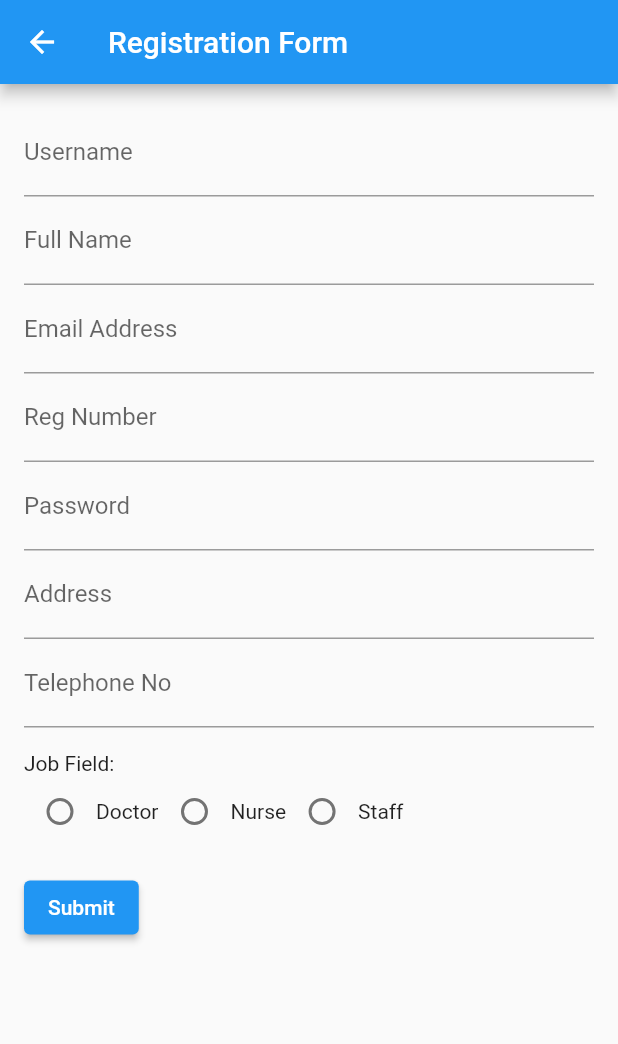
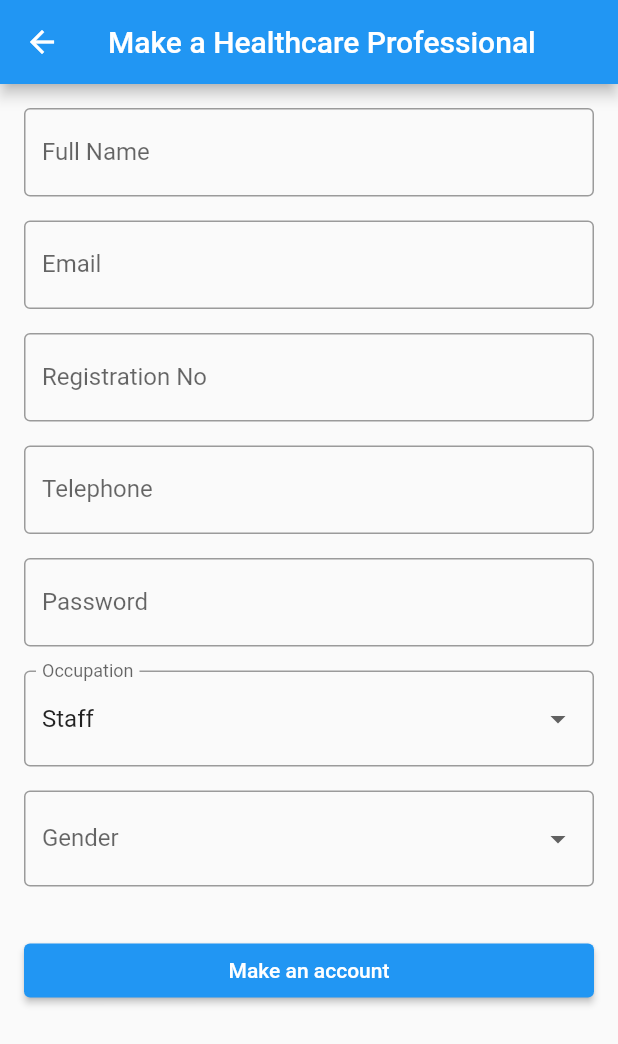
Before and after one commit to RealHack-4-0/Coding-Blinders, a Flutter app: the RegistrationForm screen opened directly, on a phone screen of 412 x 824 dp. Shown: the top 1044 px of the screen. Run offline on Flutter 3.47's test engine with Material 2 defaults, Android fonts, the phone set to English and light mode, and no system bars; our stand-ins replace flutter_svg.

Commit message:
admin home completed

```diff
--- a/CodingBlinders/lib/screens/admin/admin_home.dart
+++ b/CodingBlinders/lib/screens/admin/admin_home.dart
@@ -1,138 +1,225 @@
 import 'package:flutter/material.dart';
+import 'package:flutter/services.dart';
+import 'package:intl/intl.dart';
+import 'dart:convert';
+import 'package:http/http.dart' as http;
 
 class RegistrationForm extends StatefulWidget {
   const RegistrationForm({Key? key}) : super(key: key);
 
   @override
-  _RegistrationFormState createState() => _RegistrationFormState();
+  State<RegistrationForm> createState() => _RegistrationFormState();
 }
 
 class _RegistrationFormState extends State<RegistrationForm> {
-  String? _jobField;
+  final _formKey = GlobalKey<FormState>();
+  String? _selectedGender,
+      _selectedOccu = 'staff',
+      fullname,
+      RegNo,
+      email,
+      telephone,
+      password,
+      occupation,
+      gender;
 
-  final _usernameController = TextEditingController();
-  final _fullNameController = TextEditingController();
-  final _emailAddressController = TextEditingController();
-  final _regNumberController = TextEditingController();
-  final _passwordController = TextEditingController();
-  final _addressController = TextEditingController();
-  final _telephoneNoController = TextEditingController();
-
-  void _submitForm() {
-    final username = _usernameController.text;
-    final fullName = _fullNameController.text;
-    final emailAddress = _emailAddressController.text;
-    final regNumber = _regNumberController.text;
-    final password = _passwordController.text;
-    final address = _addressController.text;
-    final telephoneNo = _telephoneNoController.text;
-
-    // Call your function with the collected attributes here
-    print('Username: $username');
-    print('Full Name: $fullName');
-    print('Email Address: $emailAddress');
-    print('Reg Number: $regNumber');
-    print('Password: $password');
-    print('Address: $address');
-    print('Telephone No: $telephoneNo');
-    print('Job Field: $_jobField');
-  }
+  bool _showSpecialisationField = false;
+  String? specialisation;
 
   @override
   Widget build(BuildContext context) {
     return Scaffold(
       appBar: AppBar(
-        title: Text('Registration Form'),
+        title: Text('Make a Healthcare Professional'),
       ),
-      body: SingleChildScrollView(
-        child: Padding(
-          padding: EdgeInsets.all(16),
-          child: Column(
-            crossAxisAlignment: CrossAxisAlignment.start,
+      body: Padding(
+        padding: const EdgeInsets.all(16.0),
+        child: Form(
+          key: _formKey,
+          child: ListView(
             children: [
-              TextField(
-                controller: _usernameController,
-                decoration: InputDecoration(
-                  labelText: 'Username',
-                ),
-              ),
-              TextField(
-                controller: _fullNameController,
+              TextFormField(
                 decoration: InputDecoration(
                   labelText: 'Full Name',
+                  border: OutlineInputBorder(),
                 ),
+                validator: (value) {
+                  if (value == null || value.isEmpty) {
+                    return 'Please enter a Fullname';
+                  }
+                  return null;
+                },
+                onSaved: (value) {
+                  fullname = value;
+                },
               ),
-              TextField(
-                controller: _emailAddressController,
+              SizedBox(height: 16.0),
+              TextFormField(
                 decoration: InputDecoration(
-                  labelText: 'Email Address',
+                  labelText: 'Email',
+                  border: OutlineInputBorder(),
                 ),
+                validator: (value) {
+                  if (value == null || value.isEmpty) {
+                    return 'Please enter a email';
+                  }
+                  return null;
+                },
+                onSaved: (value) {
+                  email = value;
+                },
               ),
-              TextField(
-                controller: _regNumberController,
+              SizedBox(height: 16.0),
+              TextFormField(
                 decoration: InputDecoration(
-                  labelText: 'Reg Number',
+                  labelText: 'Registration No',
+                  border: OutlineInputBorder(),
                 ),
+                validator: (value) {
+                  if (value == null || value.isEmpty) {
+                    return 'Please enter a RegNo';
+                  }
+                  return null;
+                },
+                onSaved: (value) {
+                  RegNo = value;
+                },
               ),
-              TextField(
-                controller: _passwordController,
+              SizedBox(height: 16.0),
+              TextFormField(
+                decoration: InputDecoration(
+                  labelText: 'Telephone',
+                  border: OutlineInputBorder(),
+                ),
+                inputFormatters: [
+                  FilteringTextInputFormatter.digitsOnly,
+                  LengthLimitingTextInputFormatter(10),
+                ],
+                validator: (value) {
+                  if (value == null || value.isEmpty) {
+                    return 'Please enter a Telephone';
+                  }
+                  if (value.length != 10) {
+                    return 'Telephone number should be exactly 10 digits';
+                  }
+                  return null;
+                },
+                onSaved: (value) {
+                  telephone = value;
+                },
+              ),
+              SizedBox(height: 16.0),
+              TextFormField(
                 obscureText: true,
                 decoration: InputDecoration(
                   labelText: 'Password',
+                  border: OutlineInputBorder(),
                 ),
+                validator: (value) {
+                  if (value == null || value.isEmpty) {
+                    return 'Please enter a Password';
+                  } else if (value.length < 8) {
+                    return 'Password must be 8 Characters Long';
+                  }
+                  return null;
+                },
+                onSaved: (value) {
+                  password = value;
+                },
               ),
-              TextField(
-                controller: _addressController,
+              SizedBox(height: 16.0),
+              DropdownButtonFormField<String>(
                 decoration: InputDecoration(
-                  labelText: 'Address',
+                  labelText: 'Occupation',
+                  border: OutlineInputBorder(),
                 ),
-              ),
-              TextField(
-                controller: _telephoneNoController,
-                decoration: InputDecoration(
-                  labelText: 'Telephone No',
-                ),
-              ),
-              SizedBox(height: 16),
-              Text('Job Field:'),
-              Row(
-                children: [
-                  Radio(
-                    value: 'Doctor',
-                    groupValue: _jobField,
+                value: _selectedOccu,
                 onChanged: (value) {
                   setState(() {
-                        _jobField = value.toString();
+                    _selectedOccu = value;
                   });
                 },
+                items: [
+                  DropdownMenuItem(
+                    child: Text('Doctor'),
+                    value: 'doctor',
                   ),
-                  Text('Doctor'),
-                  Radio(
-                    value: 'Nurse',
-                    groupValue: _jobField,
+                  DropdownMenuItem(
+                    child: Text('Nurse'),
+                    value: 'nurse',
+                  ),
+                  DropdownMenuItem(
+                    child: Text('Staff'),
+                    value: 'staff',
+                  ),
+                ],
+                validator: (value) {
+                  if (value == null || value.isEmpty) {
+                    return 'Please Select employee Occupation';
+                  }
+                  return null;
+                },
+                onSaved: (value) {
+                  occupation = value;
+                },
+              ),
+              SizedBox(height: 16.0),
+              DropdownButtonFormField<String>(
+                decoration: InputDecoration(
+                  labelText: 'Gender',
+                  border: OutlineInputBorder(),
+                ),
+                value: _selectedGender,
                 onChanged: (value) {
                   setState(() {
-                        _jobField = value.toString();
+                    _selectedGender = value;
                   });
                 },
+                items: [
+                  DropdownMenuItem(
+                    child: Text('Male'),
+                    value: 'Male',
                   ),
-                  Text('Nurse'),
-                  Radio(
-                    value: 'Staff',
-                    groupValue: _jobField,
-                    onChanged: (value) {
-                      setState(() {
-                        _jobField = value.toString();
-                      });
+                  DropdownMenuItem(
+                    child: Text('Female'),
+                    value: 'Female',
+                  ),
+                  DropdownMenuItem(
+                    child: Text('Other'),
+                    value: 'Other',
+                  ),
+                ],
+                validator: (value) {
+                  if (value == null || value.isEmpty) {
+                    return 'Please Select Your Gender';
+                  }
+                  return null;
+                },
+                onSaved: (value) {
+                  gender = value;
                 },
               ),
-                  Text('Staff'),
-                ],
+              SizedBox(height: 16.0),
+              if (_selectedOccu == 'doctor')
+                TextFormField(
+                  decoration: InputDecoration(
+                    labelText: 'Specialisation',
+                    border: OutlineInputBorder(),
                   ),
-              SizedBox(height: 16),
+                  validator: (value) {
+                    if (value == null || value.isEmpty) {
+                      return 'Please enter a Specialisation';
+                    }
+                    return null;
+                  },
+                  onSaved: (value) {
+                    specialisation = value;
+                  },
+                ),
+              SizedBox(height: 16.0),
               ElevatedButton(
-                onPressed: _submitForm,
-                child: Text('Submit'),
+                onPressed: _submit,
+                child: Text('Make an account'),
               ),
             ],
           ),
@@ -140,4 +227,75 @@ class _RegistrationFormState extends State<RegistrationForm> {
       ),
     );
   }
+
+  void _submit() async {
+    final form = _formKey.currentState;
+    if (form != null && form.validate()) {
+      form.save();
+      print('Full Name: $fullname');
+      print('email: $email');
+      print('RegNo: $RegNo');
+      print('Telephone: $telephone');
+      print('Password: $password');
+      print('Occupation: $occupation');
+
+      // Call the createUserAccount method with the collected attributes here
+      bool accountCreated = await createUserAccount(fullname!, RegNo!, email!,
+          telephone!, password!, gender!, occupation!, specialisation!);
+
+      if (accountCreated) {
+        // If the account was created successfully, show a success message and navigate to the home screen
+        ScaffoldMessenger.of(context).showSnackBar(
+          SnackBar(
+            content: Text('Account created successfully!'),
+            duration: Duration(seconds: 2),
+          ),
+        );
+        Navigator.of(context).pushNamed('/home');
+      } else {
+        // If there was an error creating the account, show an error message
+        ScaffoldMessenger.of(context).showSnackBar(
+          SnackBar(
+            content: Text('Failed to create account. Please try again.'),
+            duration: Duration(seconds: 2),
+          ),
+        );
       }
+    }
+  }
+}
+
+Future<bool> createUserAccount(
+    String fullname,
+    String RegNo,
+    String email,
+    String telephone,
+    String password,
+    String gender,
+    String occupation,
+    String specialisation) async {
+  final url =
+      Uri.parse('https://api.realhack.saliya.ml:9696/api/v1/user/create');
+  final response = await http.post(
+    url,
+    headers: {'Content-Type': 'application/json'},
+    body: json.encode({
+      'name': fullname,
+      'RegNo': RegNo,
+      'email': email,
+      'telephone': telephone,
+      'password': password,
+      'gender': gender,
+      'occupation': occupation,
+      'specialisation': specialisation
+    }),
+  );
+  if (response.statusCode == 200) {
+    final responseData = json.decode(response.body);
+    print(responseData);
+    return true;
+  } else {
+    print('Failed to create user account.');
+    return false;
+  }
+}
```
Lines whose indentation alone changed are shown as unchanged.
